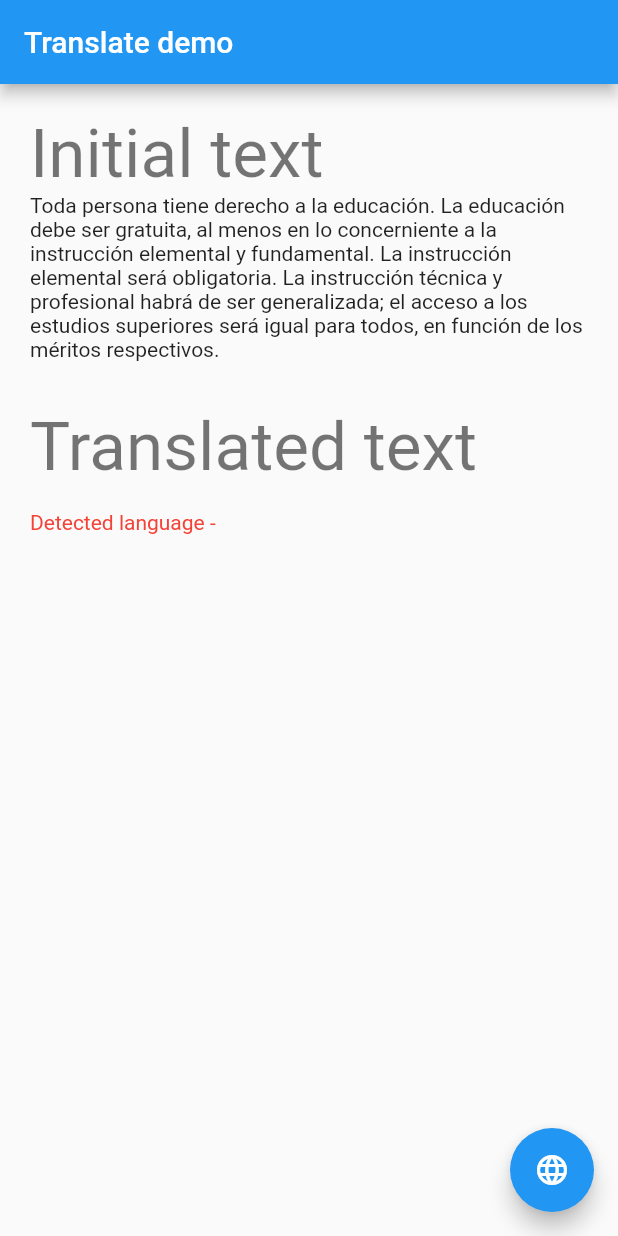
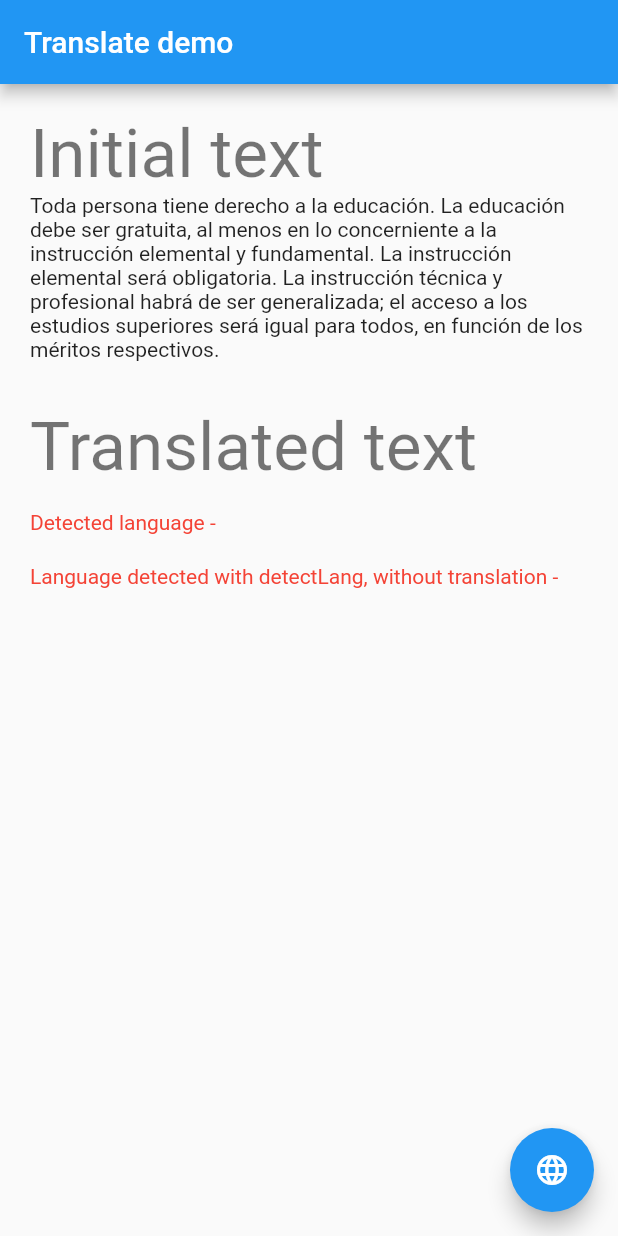
Before and after one commit to awaik/google_cloud_translation, a Flutter app: the screen it shows after launch, on a phone screen of 412 x 824 dp. Run offline on Flutter 3.47's test engine with Material 2 defaults, Android fonts, the phone set to English and light mode, and no system bars; our stand-ins replace html_unescape.

Commit message:
Added detectLang option - detects source language without translation

```diff
--- a/example/lib/main.dart
+++ b/example/lib/main.dart
@@ -27,8 +27,8 @@ class _MyHomePageState extends State<MyHomePage> {
   late Translation _translation;
   final String _text =
       'Toda persona tiene derecho a la educación. La educación debe ser gratuita, al menos en lo concerniente a la instrucción elemental y fundamental. La instrucción elemental será obligatoria. La instrucción técnica y profesional habrá de ser generalizada; el acceso a los estudios superiores será igual para todos, en función de los méritos respectivos.';
-  TranslationModel _translated =
-      TranslationModel(translatedText: '', detectedSourceLanguage: '');
+  TranslationModel _translated = TranslationModel(translatedText: '', detectedSourceLanguage: '');
+  TranslationModel _detected = TranslationModel(translatedText: '', detectedSourceLanguage: '');
 
   @override
   void initState() {
@@ -57,11 +57,11 @@ class _MyHomePageState extends State<MyHomePage> {
               ),
               Text(_text),
               SizedBox(height: 30),
-              Text('Translated text',
-                  style: Theme.of(context).textTheme.headline3),
-              Text(_translated.translatedText,
-                  style: TextStyle(color: Colors.blueAccent)),
-              Text('Detected language - ${_translated.detectedSourceLanguage}',
+              Text('Translated text', style: Theme.of(context).textTheme.headline3),
+              Text(_translated.translatedText, style: TextStyle(color: Colors.blueAccent)),
+              Text('Detected language - ${_translated.detectedSourceLanguage}', style: TextStyle(color: Colors.red)),
+              const SizedBox(height: 20),
+              Text('Language detected with detectLang, without translation - ${_detected.detectedSourceLanguage}',
                   style: TextStyle(color: Colors.red)),
             ],
           ),
@@ -70,6 +70,7 @@ class _MyHomePageState extends State<MyHomePage> {
       floatingActionButton: FloatingActionButton(
         onPressed: () async {
           _translated = await _translation.translate(text: _text, to: 'en');
+          _detected = await _translation.detectLang(text: _text);
           setState(() {});
         },
         tooltip: 'Translate',
--- a/lib/src/google_cloud_translation.dart
+++ b/lib/src/google_cloud_translation.dart
@@ -16,8 +16,8 @@ class Translation {
   /// We can inject the client required, useful for testing
   Client http = Client();
 
-  static const String _baseUrl =
-      'https://translation.googleapis.com/language/translate/v2';
+  static const String _baseUrl = 'https://translation.googleapis.com/language/translate/v2';
+  static const String _detectPath = '/detect';
 
   /// Returns the value of the token in google.
   String get apiKey => _apiKey;
@@ -40,9 +40,14 @@ class Translation {
   /// Sends a request to translate.
   /// [text] text to translate.
   /// [to] to what language translate.
-  Future<TranslationModel> translate(
-      {required String text, required String to}) async {
+  Future<TranslationModel> translate({required String text, required String to}) async {
     return _translateText(text: text, to: to);
+  }
+
+  /// Detects source lang.
+  /// [text] text to detect.
+  Future<TranslationModel> detectLang({required String text}) async {
+    return _detectLang(text: text);
   }
 
   /// Proxies the error to the callback function provided or to standard `debugPrint`.
@@ -55,7 +60,7 @@ class Translation {
     }
   }
 
-  /// Sends the event to the API endpoint.
+  /// Sends the text to translate to the API endpoint.
   Future<TranslationModel> _translateText(
       {required String text, required String to}) async {
     final response = await http.post(
@@ -80,4 +85,28 @@ class Translation {
       throw Exception();
     }
   }
+
+  /// Sends the text to detect language to the API endpoint.
+  Future<TranslationModel> _detectLang({required String text}) async {
+    final response = await http.post(
+      Uri.parse('$_baseUrl$_detectPath?&key=$_apiKey&q=$text'),
+    );
+
+    if (response.statusCode == 200) {
+      try {
+        final body = json.decode(response.body);
+        final detection = body['data']['detections'] as List;
+        return TranslationModel(
+          translatedText: '',
+          detectedSourceLanguage: detection.first.first['language'],
+        );
+      } on Exception catch (e) {
+        _onErrorHandler('error parsing answer', e.toString());
+        throw Exception();
+      }
+    } else {
+      _onErrorHandler('${response.statusCode}', response.body);
+      throw Exception();
+    }
+  }
 }
--- a/pubspec.yaml
+++ b/pubspec.yaml
@@ -1,6 +1,6 @@
 name: google_cloud_translation
 description: Flutter API for google cloud translation - translate to given language.
-version: 0.0.2+1
+version: 0.0.3
 homepage: https://github.com/awaik/google_cloud_translation
 
 environment:
```
Also changed, not shown: example/pubspec.lock, 4 other files.
